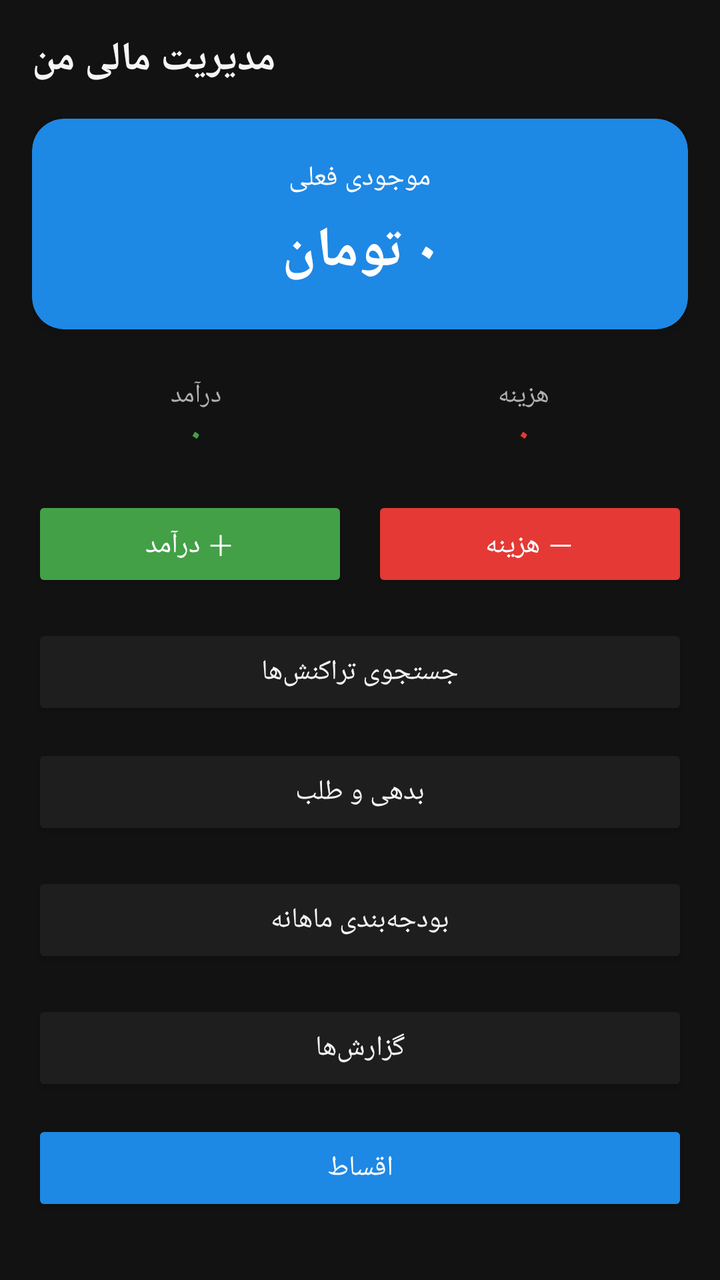
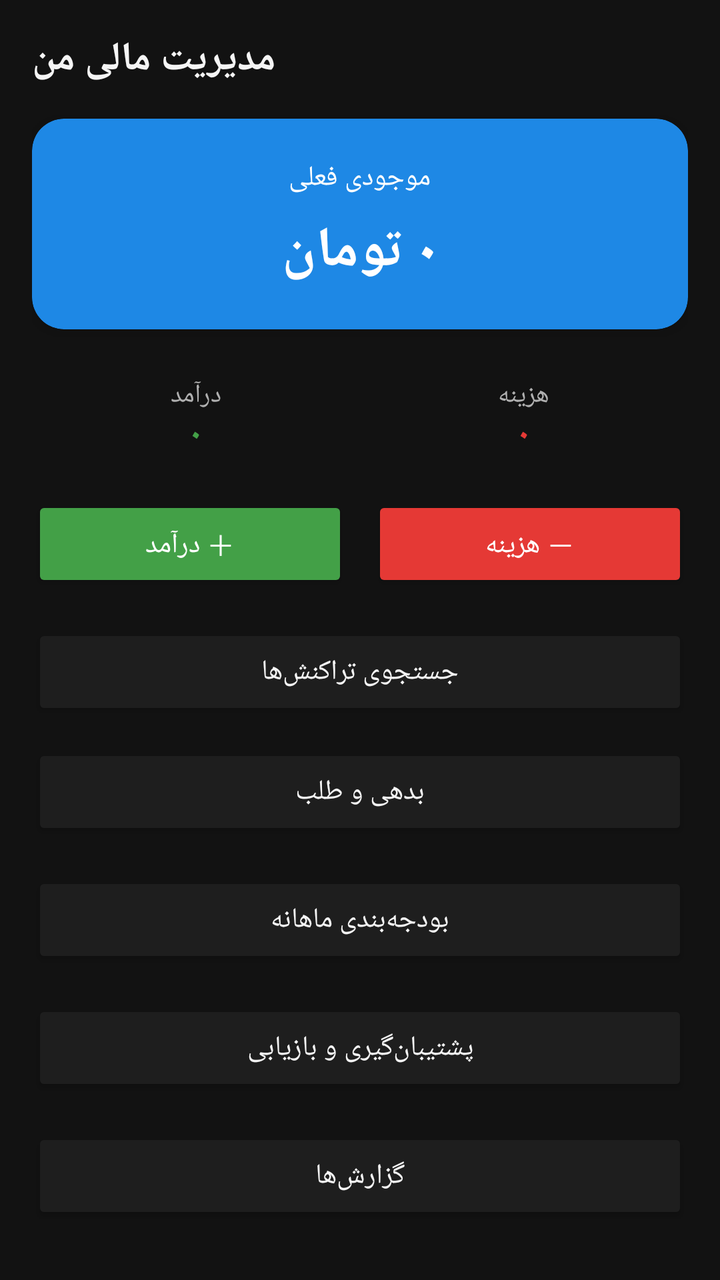

The first picture is an Android layout as it rendered before a commit; the second is the same layout after the commit. The layout source and the unified diff follow.
<!-- AndroidManifest.xml: application theme Theme.MoneyManager -->
<!-- res/layout/activity_main.xml -->
<?xml version="1.0" encoding="utf-8"?>
<LinearLayout xmlns:android="http://schemas.android.com/apk/res/android"
    android:layout_width="match_parent"
    android:layout_height="match_parent"
    android:layoutDirection="rtl"
    android:orientation="vertical"
    android:background="@color/background"
    android:padding="16dp">

    <TextView
        android:layout_width="wrap_content"
        android:layout_height="wrap_content"
        android:text="@string/app_name"
        android:textSize="20sp"
        android:textStyle="bold"
        android:textColor="@color/text_primary"
        android:layout_marginBottom="16dp" />

    <androidx.cardview.widget.CardView
        android:layout_width="match_parent"
        android:layout_height="wrap_content"
        app:cardCornerRadius="16dp"
        app:cardElevation="4dp"
        app:cardBackgroundColor="@color/primary"
        xmlns:app="http://schemas.android.com/apk/res-auto">

        <LinearLayout
            android:layout_width="match_parent"
            android:layout_height="wrap_content"
            android:orientation="vertical"
            android:padding="20dp"
            android:gravity="center">

            <TextView
                android:layout_width="wrap_content"
                android:layout_height="wrap_content"
                android:text="@string/current_balance"
                android:textColor="@color/white"
                android:textSize="14sp" />

            <TextView
                android:id="@+id/tvBalance"
                android:layout_width="wrap_content"
                android:layout_height="wrap_content"
                android:layout_marginTop="8dp"
                android:text="۰ تومان"
                android:textColor="@color/white"
                android:textSize="28sp"
                android:textStyle="bold" />
        </LinearLayout>
    </androidx.cardview.widget.CardView>

    <LinearLayout
        android:layout_width="match_parent"
        android:layout_height="wrap_content"
        android:orientation="horizontal"
        android:layout_marginTop="12dp">

        <LinearLayout
            android:layout_width="0dp"
            android:layout_height="wrap_content"
            android:layout_weight="1"
            android:orientation="vertical"
            android:gravity="center"
            android:padding="12dp">

            <TextView
                android:layout_width="wrap_content"
                android:layout_height="wrap_content"
                android:text="@string/total_income"
                android:textColor="@color/text_secondary"
                android:textSize="13sp" />

            <TextView
                android:id="@+id/tvIncomeTotal"
                android:layout_width="wrap_content"
                android:layout_height="wrap_content"
                android:text="۰"
                android:textColor="@color/income_green"
                android:textSize="16sp"
                android:textStyle="bold" />
        </LinearLayout>

        <LinearLayout
            android:layout_width="0dp"
            android:layout_height="wrap_content"
            android:layout_weight="1"
            android:orientation="vertical"
            android:gravity="center"
            android:padding="12dp">

            <TextView
                android:layout_width="wrap_content"
                android:layout_height="wrap_content"
                android:text="@string/total_expense"
                android:textColor="@color/text_secondary"
                android:textSize="13sp" />

            <TextView
                android:id="@+id/tvExpenseTotal"
                android:layout_width="wrap_content"
                android:layout_height="wrap_content"
                android:text="۰"
                android:textColor="@color/expense_red"
                android:textSize="16sp"
                android:textStyle="bold" />
        </LinearLayout>
    </LinearLayout>

    <LinearLayout
        android:layout_width="match_parent"
        android:layout_height="wrap_content"
        android:orientation="horizontal"
        android:layout_marginTop="8dp"
        android:layout_marginBottom="16dp">

        <Button
            android:id="@+id/btnAddIncome"
            android:layout_width="0dp"
            android:layout_height="wrap_content"
            android:layout_weight="1"
            android:layout_marginEnd="6dp"
            android:backgroundTint="@color/income_green"
            android:textColor="@color/white"
            android:text="@string/add_income" />

        <Button
            android:id="@+id/btnAddExpense"
            android:layout_width="0dp"
            android:layout_height="wrap_content"
            android:layout_weight="1"
            android:layout_marginStart="6dp"
            android:backgroundTint="@color/expense_red"
            android:textColor="@color/white"
            android:text="@string/add_expense" />
    </LinearLayout>

    <Button
        android:id="@+id/btnSearch"
        android:layout_width="match_parent"
        android:layout_height="wrap_content"
        android:backgroundTint="@color/card_background"
        android:textColor="@color/text_primary"
        android:text="@string/search_title"
        android:layout_marginBottom="12dp" />
<Button
        android:id="@+id/btnDebts"
        android:layout_width="match_parent"
        android:layout_height="wrap_content"
        android:backgroundTint="@color/card_background"
        android:textColor="@color/text_primary"
        android:text="@string/debts_title"
        android:layout_marginBottom="16dp" />
<Button
        android:id="@+id/btnBudgets"
        android:layout_width="match_parent"
        android:layout_height="wrap_content"
        android:backgroundTint="@color/card_background"
        android:textColor="@color/text_primary"
        android:text="@string/budgets_title"
        android:layout_marginBottom="16dp" />
    <Button
        android:id="@+id/btnReports"
        android:layout_width="match_parent"
        android:layout_height="wrap_content"
        android:backgroundTint="@color/card_background"
        android:textColor="@color/text_primary"
        android:text="@string/reports_title"
        android:layout_marginBottom="12dp" />

    <Button
        android:id="@+id/btnInstallments"
        android:layout_width="match_parent"
        android:layout_height="wrap_content"
        android:backgroundTint="@color/primary"
        android:textColor="@color/white"
        android:text="@string/installments_title"
        android:layout_marginBottom="16dp" />

    <TextView
        android:layout_width="wrap_content"
        android:layout_height="wrap_content"
        android:text="@string/recent_transactions"
        android:textColor="@color/text_primary"
        android:textSize="16sp"
        android:textStyle="bold"
        android:layout_marginBottom="8dp" />

    <TextView
        android:id="@+id/tvEmpty"
        android:layout_width="match_parent"
        android:layout_height="wrap_content"
        android:text="@string/no_transactions"
        android:textColor="@color/text_secondary"
        android:gravity="center"
        android:padding="24dp"
        android:visibility="visible" />

    <androidx.recyclerview.widget.RecyclerView
        android:id="@+id/rvTransactions"
        android:layout_width="match_parent"
        android:layout_height="0dp"
        android:layout_weight="1"
        android:visibility="gone" />

</LinearLayout>
<!-- resources referenced by this layout -->
<resources>
  <color name="background">#121212</color>
  <color name="card_background">#1E1E1E</color>
  <color name="expense_red">#E53935</color>
  <color name="income_green">#43A047</color>
  <color name="primary">#1E88E5</color>
  <color name="text_primary">#F5F5F5</color>
  <color name="text_secondary">#B0B0B0</color>
  <color name="white">#FFFFFF</color>
  <string name="add_expense">－ هزینه</string>
  <string name="add_income">＋ درآمد</string>
  <string name="app_name">مدیریت مالی من</string>
  <string name="budgets_title">بودجه‌بندی ماهانه</string>
  <string name="current_balance">موجودی فعلی</string>
  <string name="debts_title">بدهی و طلب</string>
  <string name="installments_title">اقساط</string>
  <string name="no_transactions">هنوز تراکنشی ثبت نشده است</string>
  <string name="recent_transactions">آخرین تراکنش‌ها</string>
  <string name="reports_title">گزارش‌ها</string>
  <string name="search_title">جستجوی تراکنش‌ها</string>
  <string name="total_expense">هزینه</string>
  <string name="total_income">درآمد</string>
  <style name="Theme.MoneyManager" parent="Theme.MaterialComponents.DayNight.NoActionBar">
          <item name="colorPrimary">@color/primary</item>
          <item name="colorPrimaryDark">@color/primary_dark</item>
          <item name="colorAccent">@color/primary</item>
          <item name="android:windowBackground">@color/background</item>
          <item name="android:statusBarColor">@color/primary_dark</item>
      </style>
  <color name="primary_dark">#0D47A1</color>
</resources>

<!-- the commit's change to res/layout/activity_main.xml (unified diff, before → after) -->
@@ -159,6 +159,14 @@
         android:textColor="@color/text_primary"
         android:text="@string/budgets_title"
         android:layout_marginBottom="16dp" />
+ <Button
+        android:id="@+id/btnBackup"
+        android:layout_width="match_parent"
+        android:layout_height="wrap_content"
+        android:backgroundTint="@color/card_background"
+        android:textColor="@color/text_primary"
+        android:text="@string/backup_title"
+        android:layout_marginBottom="16dp" />
     <Button
         android:id="@+id/btnReports"
         android:layout_width="match_parent"
<!-- resource entries referenced after the edit -->
@@ -11,6 +11,7 @@
   <string name="add_expense">－ هزینه</string>
   <string name="add_income">＋ درآمد</string>
   <string name="app_name">مدیریت مالی من</string>
+  <string name="backup_title">پشتیبان‌گیری و بازیابی</string>
   <string name="budgets_title">بودجه‌بندی ماهانه</string>
   <string name="current_balance">موجودی فعلی</string>
   <string name="debts_title">بدهی و طلب</string>
